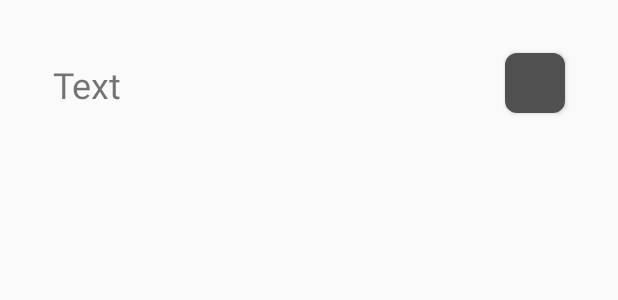
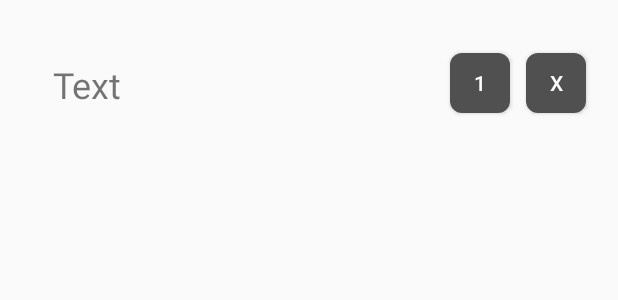
Before and after one commit to snixs/ToDoList, an Android app: the layout rows.xml on its own in the app's theme, with its tools: preview values and no code run, on a phone screen of 412 x 824 dp. Shown: the top 300 px of the screen. Run offline under Robolectric (Android 15) with nearby library versions, the phone set to English and light mode, and no system bars.

```diff
--- a/app/src/main/java/com/grey/todolist/MainActivity.java
+++ b/app/src/main/java/com/grey/todolist/MainActivity.java
@@ -2,7 +2,6 @@ package com.grey.todolist;
 
 import androidx.appcompat.app.AlertDialog;
 import androidx.appcompat.app.AppCompatActivity;
-
 import android.app.DatePickerDialog;
 import android.content.DialogInterface;
 import android.content.SharedPreferences;
@@ -23,7 +22,6 @@ import android.widget.DatePicker;
 import android.widget.EditText;
 import android.widget.ListView;
 import android.widget.TextView;
-
 import java.util.ArrayList;
 import java.util.Calendar;
 
@@ -135,4 +133,14 @@ public class MainActivity extends AppCompatActivity {
         dbHelper.deleteData(task);
         loadAllTasks();
     }
+
+
+    public void addMore(View view) {
+        View parent = (View)view.getParent();
+        TextView count_task = (TextView)parent.findViewById(R.id.count);
+        int counter = Integer.parseInt(count_task.getText().toString());
+        counter++;
+        count_task.setText(String.valueOf(counter));
+        loadAllTasks();
+    }
 }
--- a/app/src/main/res/layout/rows.xml
+++ b/app/src/main/res/layout/rows.xml
@@ -10,20 +10,34 @@
         android:layout_alignParentTop="true"
         android:layout_alignParentEnd="true"
         android:layout_marginTop="35dp"
-        android:layout_marginEnd="35dp"
+        android:layout_marginEnd="21dp"
         android:background="@drawable/custom_button"
         android:onClick="deleteTask"
-/>
+        android:text="x"
+        android:textColor="@color/colorWhite" />
+
+    <Button
+        android:id="@+id/count"
+        android:layout_width="40dp"
+        android:layout_height="40dp"
+        android:layout_alignParentTop="true"
+        android:layout_alignParentEnd="true"
+        android:layout_marginTop="35dp"
+        android:layout_marginEnd="72dp"
+        android:background="@drawable/custom_button"
+        android:onClick="addMore"
+        android:text="1"
+        android:textColor="@color/colorWhite" />
 
     <TextView
-        android:paddingTop="10dp"
         android:id="@+id/txt_task"
-        android:layout_width="272dp"
+        android:layout_width="224dp"
         android:layout_height="55dp"
         android:layout_alignParentStart="true"
         android:layout_alignParentTop="true"
         android:layout_marginStart="35dp"
         android:layout_marginTop="30dp"
+        android:paddingTop="10dp"
         android:text="@string/text"
         android:textSize="24sp" />
 
--- a/app/src/main/res/values/colors.xml
+++ b/app/src/main/res/values/colors.xml
@@ -3,6 +3,7 @@
     <color name="colorPrimary">#3F51B5</color>
     <color name="colorPrimaryDark">#303F9F</color>
     <color name="colorPrimaryLight">#303Fd9</color>
+    <color name="colorWhite">#FFFFFF</color>
     <color name="colorAccent">#00BCD4</color>
     <color name="colorPrimary_text">#212121</color>
     <color name="colorSecondary_text">#757575</color>
```
